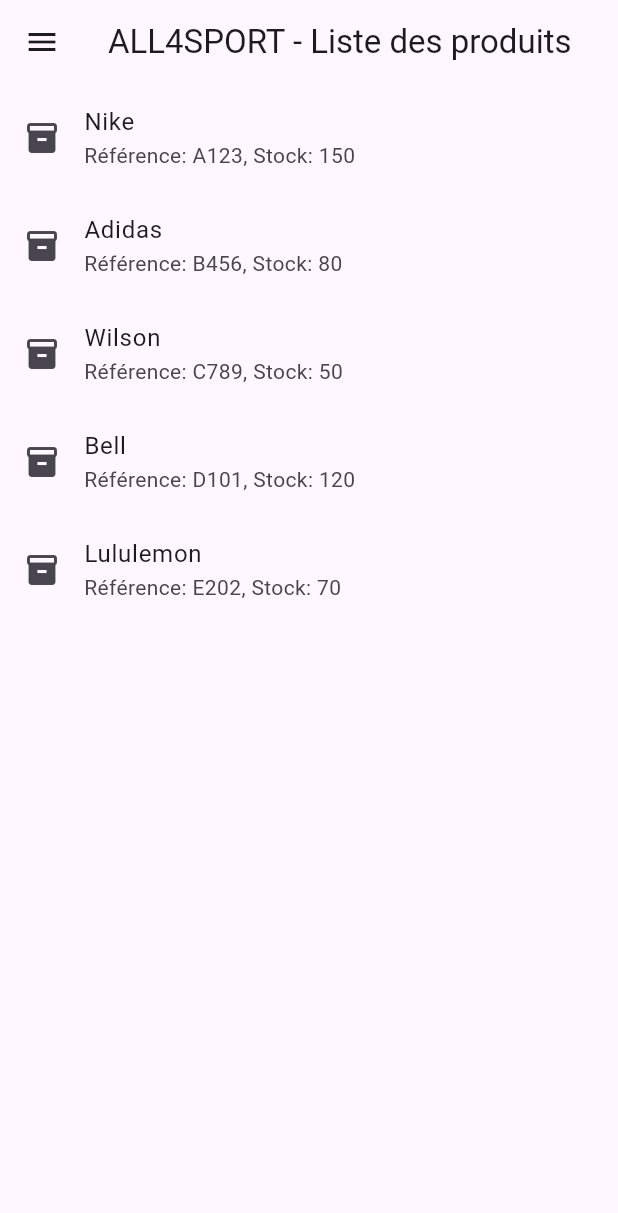
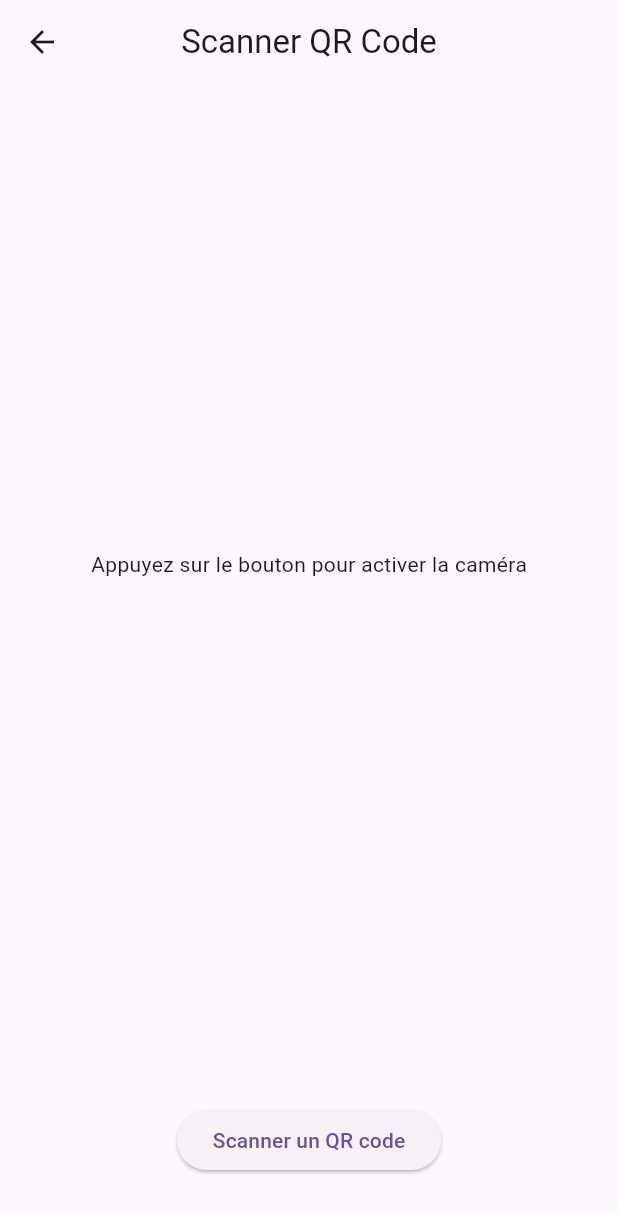
Before and after one commit to RMasart/flutter_application_ap3, a Flutter app: the ProductListScreen screen opened directly, in the side drawer, after a tap on "QRCode", on a phone screen of 412 x 824 dp. Shown: the top 1213 px of the screen. Run offline on Flutter 3.47's test engine with Material 3 defaults, Android fonts, the phone set to English and light mode, and no system bars; missing offline and left inert: qr_code_scanner.

Commit message:
ajout debut QRcode sans camera

```diff
--- a/lib/screens/QRcode.dart
+++ b/lib/screens/QRcode.dart
@@ -0,0 +1,101 @@
+import 'package:flutter/material.dart';
+import 'package:qr_code_scanner/qr_code_scanner.dart';
+
+class QRCodePage extends StatefulWidget {
+  const QRCodePage({Key? key}) : super(key: key);
+
+  @override
+  State<QRCodePage> createState() => _QRCodePageState();
+}
+
+class _QRCodePageState extends State<QRCodePage> {
+  final GlobalKey qrKey = GlobalKey(debugLabel: 'QR');
+  Barcode? result;
+  QRViewController? controller;
+  bool isCameraActive = false;
+
+  @override
+  void reassemble() {
+    super.reassemble();
+    if (controller != null) {
+      isCameraActive ? controller!.resumeCamera() : controller!.pauseCamera();
+    }
+  }
+
+  @override
+  Widget build(BuildContext context) {
+    return Scaffold(
+      appBar: AppBar(
+        title: const Text('Scanner QR Code'),
+        centerTitle: true,
+      ),
+      body: Column(
+        children: <Widget>[
+          Expanded(
+            flex: 5,
+            child: isCameraActive
+                ? _buildQRView(context)
+                : const Center(
+                    child:
+                        Text('Appuyez sur le bouton pour activer la caméra')),
+          ),
+          Expanded(
+            flex: 1,
+            child: Center(
+              child: result != null
+                  ? Text('Contenu du QR Code : ${result!.code}')
+                  : _buildActionButton(),
+            ),
+          ),
+        ],
+      ),
+    );
+  }
+
+  Widget _buildQRView(BuildContext context) {
+    return QRView(
+      key: qrKey,
+      onQRViewCreated: _onQRViewCreated,
+      overlay: QrScannerOverlayShape(
+        borderColor: Colors.blue,
+        borderRadius: 10,
+        borderLength: 30,
+        borderWidth: 10,
+        cutOutSize: 300,
+      ),
+    );
+  }
+
+  Widget _buildActionButton() {
+    return ElevatedButton(
+      onPressed: _toggleCamera,
+      child: Text(isCameraActive ? 'Arrêter le scan' : 'Scanner un QR code'),
+    );
+  }
+
+  void _toggleCamera() {
+    setState(() {
+      if (isCameraActive) {
+        controller?.pauseCamera();
+      } else {
+        controller?.resumeCamera();
+      }
+      isCameraActive = !isCameraActive;
+    });
+  }
+
+  void _onQRViewCreated(QRViewController controller) {
+    this.controller = controller;
+    controller.scannedDataStream.listen((scanData) {
+      setState(() {
+        result = scanData;
+      });
+    });
+  }
+
+  @override
+  void dispose() {
+    controller?.dispose();
+    super.dispose();
+  }
+}
--- a/lib/screens/lists.dart
+++ b/lib/screens/lists.dart
@@ -1,5 +1,6 @@
 import 'package:flutter/material.dart';
 import 'package:flutter_application_ap3/screens/delivery.dart';
+import 'package:flutter_application_ap3/screens/QRcode.dart';
 
 class ProductListScreen extends StatefulWidget {
   const ProductListScreen({super.key});
@@ -47,7 +48,10 @@ class _ProductListScreenState extends State<ProductListScreen> {
               leading: Image.asset('assets/QR.png', width: 24, height: 24),
               title: const Text('QRCode'),
               onTap: () {
-                Navigator.pop(context);
+                Navigator.push(
+                  context,
+                  MaterialPageRoute(builder: (context) => const QRCodePage()),
+                );
               },
             ),
             ListTile(
--- a/pubspec.yaml
+++ b/pubspec.yaml
@@ -18,6 +18,7 @@ dependencies:
   permission_handler: ^10.2.0
   file_picker: ^5.0.0
   path: ^1.8.0
+  qr_code_scanner: ^1.0.1
 
 dev_dependencies:
   flutter_test:
```
Also changed, not shown: pubspec.lock, 1 other file.
